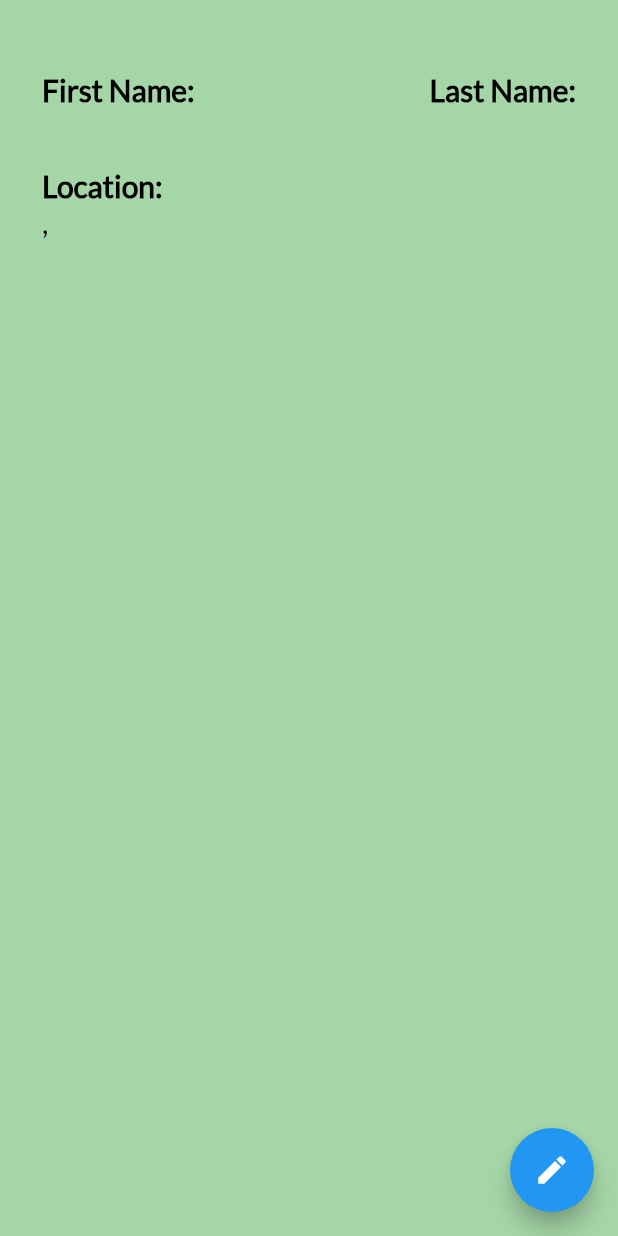
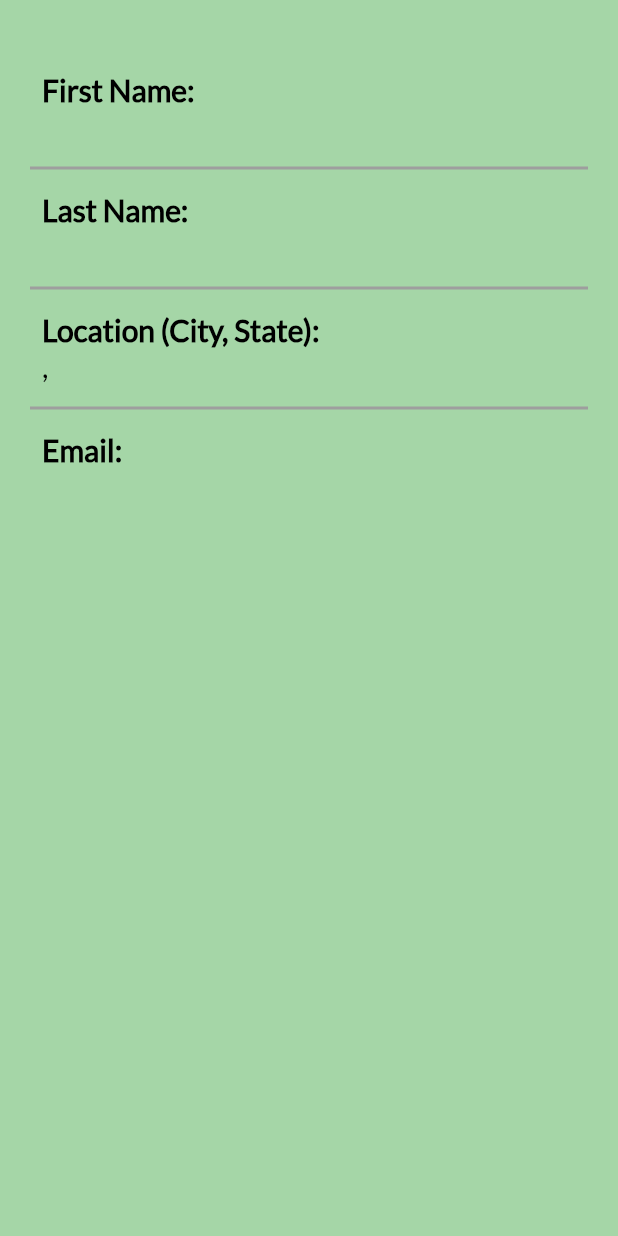
Before and after one commit to fraszle/CS467_PetAdoption, a Flutter app: the UserProfile screen opened directly, on a phone screen of 412 x 824 dp. Run offline on Flutter 3.47's test engine with Material 2 defaults, Android fonts, the phone set to English and light mode, and no system bars; our stand-ins replace carousel_slider, cloud_firestore, firebase_auth, firebase_core, firebase_storage, flutter_form_builder and 1 more; missing offline and left inert: favorite_button, form_builder_image_picker; accounts and stored records are empty.

Commit message:
used FutureBuilder to generate user profile data

```diff
--- /dev/null
+++ b/plentyofpets/lib/components/line_divider.dart
@@ -0,0 +1,8 @@
+import 'package:flutter/material.dart';
+
+Widget lineDivider() {
+  return const Divider(
+    color: Colors.grey,
+    thickness: 2,
+  );
+}
--- a/plentyofpets/lib/components/user_profile.dart
+++ b/plentyofpets/lib/components/user_profile.dart
@@ -1,57 +1,77 @@
 import 'package:cloud_firestore/cloud_firestore.dart';
 import 'package:flutter/material.dart';
+import 'package:plentyofpets/services/pet_database.dart';
+import '../components/line_divider.dart';
 
 class UserProfile extends StatelessWidget {
   const UserProfile({Key? key}) : super(key: key);
 
   @override
   Widget build(BuildContext context) {
+    // get a reference to the 'users' collecttion
     CollectionReference users = FirebaseFirestore.instance.collection('users');
-
     return Scaffold(
-      floatingActionButton: FloatingActionButton(
-        onPressed: () {
-          print('going to edit profile screen...');
-        },
-        child: const Icon(Icons.edit),
-      ),
-      body: Container(
-          child: FutureBuilder<DocumentSnapshot>(
-        future: users.doc('JimXAqx3qgxONKm6J4Cg').get(),
+        body: FutureBuilder(
+      // get access to the snapshot of currently logged in user data
+      future: users.doc(DatabaseService().getUser().toString()).get(),
       builder:
           (BuildContext context, AsyncSnapshot<DocumentSnapshot> snapshot) {
         if (snapshot.hasError) {
-            return Text("Something went wrong: ${snapshot.error}");
+          return const Text("Something went wrong");
         }
 
         if (snapshot.hasData && !snapshot.data!.exists) {
           return const Text("Document does not exist");
         }
 
+        if (snapshot.connectionState == ConnectionState.waiting) {
+          return const Center(
+            child: CircularProgressIndicator(),
+          );
+        }
+
         if (snapshot.connectionState == ConnectionState.done) {
           Map<String, dynamic> data =
               snapshot.data!.data() as Map<String, dynamic>;
-
           return Padding(
             padding: const EdgeInsets.fromLTRB(20, 40, 20, 0),
-              child: Column(
+            child:
+                Column(crossAxisAlignment: CrossAxisAlignment.start, children: [
+              userFirstName(data['firstName']),
+              lineDivider(),
+              userLastName(data['lastName']),
+              lineDivider(),
+              userLocation(data['location']['city'], data['location']['state']),
+              lineDivider(),
+              Padding(
+                padding: const EdgeInsets.all(8.0),
+                child: Row(
                   crossAxisAlignment: CrossAxisAlignment.start,
                   children: [
-                    userName(data['firstName'], data['lastName']),
-                    userLocation(
-                        data['location']['city'], data['location']['state']),
+                    Column(
+                      crossAxisAlignment: CrossAxisAlignment.start,
+                      children: [
+                        const Text(
+                          'Email:',
+                          style: TextStyle(fontWeight: FontWeight.bold),
+                        ),
+                        Text(data['email']),
+                      ],
+                    )
+                  ],
+                ),
+              )
             ]),
           );
         }
 
-          return const Text("loading profile...");
+        return const Center(child: Text('loading profile...'));
       },
-      )),
-    );
+    ));
   }
 
   // Return profile section for Admin name
-  Widget userName(String firstName, String lastName) {
+  Widget userFirstName(String firstName) {
     return Padding(
       padding: const EdgeInsets.all(8.0),
       child: Row(
@@ -68,14 +88,28 @@ class UserProfile extends StatelessWidget {
               Text(firstName)
             ],
           ),
+        ],
+      ),
+    );
+  }
+
+  Widget userLastName(String lastName) {
+    return Padding(
+      padding: const EdgeInsets.all(8.0),
+      child: Row(
+        mainAxisAlignment: MainAxisAlignment.spaceBetween,
+        crossAxisAlignment: CrossAxisAlignment.start,
+        children: [
           Column(
             crossAxisAlignment: CrossAxisAlignment.start,
             children: [
-              const Text('Last Name:',
-                  style: TextStyle(fontWeight: FontWeight.bold)),
+              const Text(
+                'Last Name:',
+                style: TextStyle(fontWeight: FontWeight.bold),
+              ),
               Text(lastName)
             ],
-          )
+          ),
         ],
       ),
     );
@@ -90,7 +124,7 @@ class UserProfile extends StatelessWidget {
           Column(
             crossAxisAlignment: CrossAxisAlignment.start,
             children: [
-              const Text('Location:',
+              const Text('Location (City, State):',
                   style: TextStyle(fontWeight: FontWeight.bold)),
               Text(city + ', ' + state),
             ],
```
Lines whose indentation alone changed are shown as unchanged.
